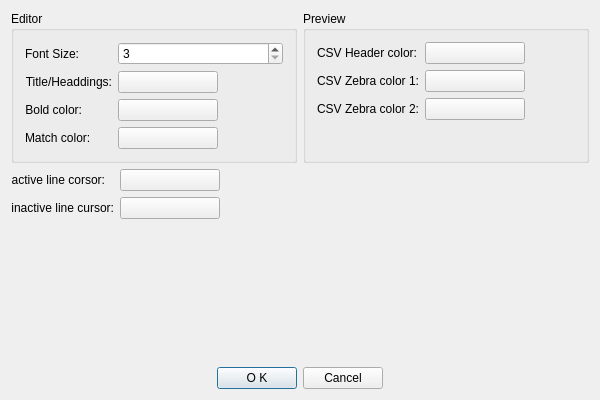
First picture: the form in viMarkdown/viMarkdown/SettingsDialog.ui, repository shigmas/viMarkdown, before the edit.
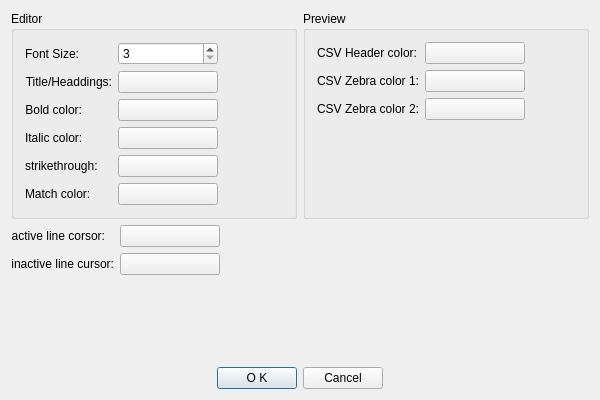
Second picture: the form after the edit.

Commit message: 0687 ◎ C 02/12 02/12 01103│問題│設定ダイアログ：イタリック、打ち消し線の色設定が無い 0688 ◎ C 02/12 02/12 01103│問題│設定ダイアログ > 色ピックアップダイアログ：タイトルが全て「heading color」になっている

The edit to the form file:
```diff
--- a/viMarkdown/viMarkdown/SettingsDialog.ui
+++ b/viMarkdown/viMarkdown/SettingsDialog.ui
@@ -36,6 +36,12 @@
           </item>
           <item row="0" column="1">
            <widget class="QSpinBox" name="editorFontSize">
+            <property name="maximumSize">
+             <size>
+              <width>100</width>
+              <height>16777215</height>
+             </size>
+            </property>
             <property name="minimum">
              <number>3</number>
             </property>
@@ -90,14 +96,14 @@
             </property>
            </widget>
           </item>
-          <item row="3" column="0">
+          <item row="7" column="0">
            <widget class="QLabel" name="label_9">
             <property name="text">
              <string>Match color:</string>
             </property>
            </widget>
           </item>
-          <item row="3" column="1">
+          <item row="7" column="1">
            <widget class="QPushButton" name="matchColorPB">
             <property name="maximumSize">
              <size>
@@ -110,6 +116,46 @@
             </property>
            </widget>
           </item>
+          <item row="3" column="0">
+           <widget class="QLabel" name="label_10">
+            <property name="text">
+             <string>Italic color:</string>
+            </property>
+           </widget>
+          </item>
+          <item row="4" column="0">
+           <widget class="QLabel" name="label_11">
+            <property name="text">
+             <string>strikethrough:</string>
+            </property>
+           </widget>
+          </item>
+          <item row="3" column="1">
+           <widget class="QPushButton" name="italicColorPB">
+            <property name="maximumSize">
+             <size>
+              <width>100</width>
+              <height>16777215</height>
+             </size>
+            </property>
+            <property name="text">
+             <string/>
+            </property>
+           </widget>
+          </item>
+          <item row="4" column="1">
+           <widget class="QPushButton" name="strikethroughColorPB">
+            <property name="maximumSize">
+             <size>
+              <width>100</width>
+              <height>16777215</height>
+             </size>
+            </property>
+            <property name="text">
+             <string/>
+            </property>
+           </widget>
+          </item>
          </layout>
         </widget>
        </item>
```
The commit also changes 4 other files.
